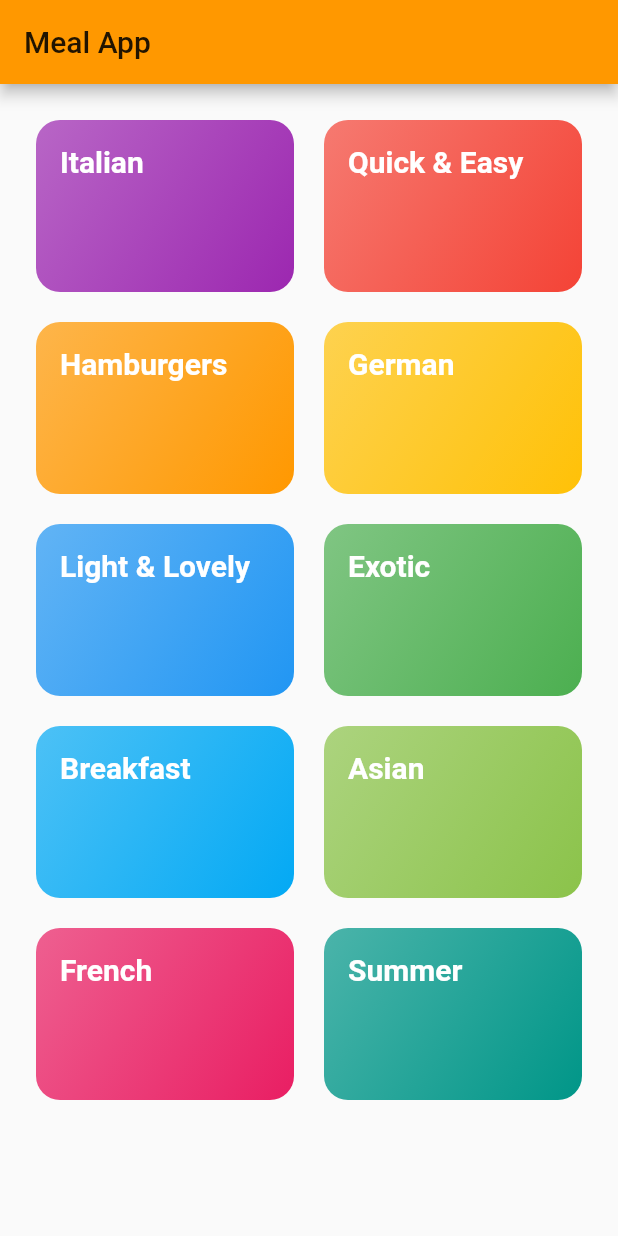
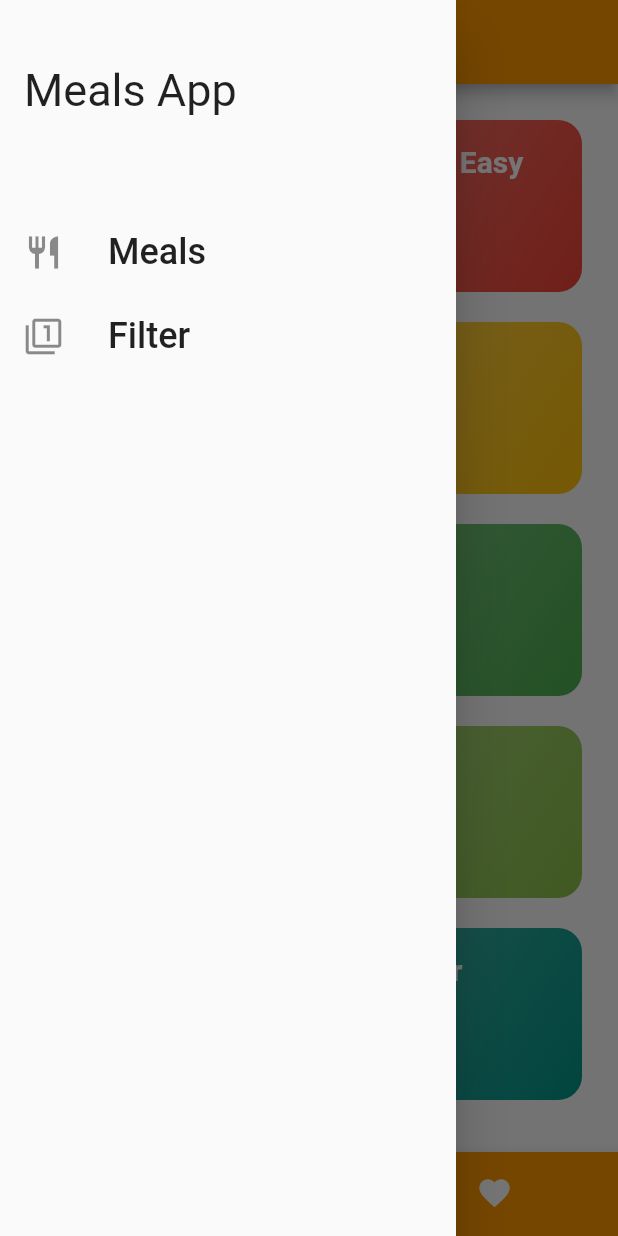
Before and after one commit to yashwp/meals_app, a Flutter app: the screen it shows after launch, with the side drawer open (before the commit the screen has no drawer), on a phone screen of 412 x 824 dp. Run offline on Flutter 3.47's test engine with Material 2 defaults, Android fonts, the phone set to English and light mode, and no system bars.

Commit message:
feat: Drawer completed with navigation

```diff
--- a/lib/main.dart
+++ b/lib/main.dart
@@ -1,6 +1,9 @@
 import 'package:flutter/material.dart';
 
-import './screens/categories_screen.dart';
+
+import './screens/filters_screen.dart';
+import './screens/meal_detail_screen.dart';
+import './screens/tabs_screen.dart';
 import './screens/category_meals_screen.dart';
 
 void main() => runApp(MyApp());
@@ -14,10 +17,12 @@ class MyApp extends StatelessWidget {
       theme: ThemeData(
         primarySwatch: Colors.orange,
       ),
-      home: CategoriesScreen(),
+      home: TabsScreen(),
       routes: {
-        '/category-meals': (ctx) => CategoryMealsScreen()
-      },
+        '/category-meals': (ctx) => CategoryMealsScreen(),
+        '/meal-detail': (ctx) => MealDetailScreen(),
+        '/filters': (ctx) => FiltersScreen()
+      }
     );
   }
 }
--- a/lib/screens/categories_screen.dart
+++ b/lib/screens/categories_screen.dart
@@ -6,9 +6,7 @@ import '../widgets/category_item.dart';
 class CategoriesScreen extends StatelessWidget {
   @override
   Widget build(BuildContext context) {
-    return Scaffold(
-      appBar: AppBar(title: const Text('Meal App')),
-      body: GridView(
+    return GridView(
       padding: const EdgeInsets.all(24),
       children: DUMMY_CATEGORIES
           .map((cat) => CategoryItem(
@@ -23,7 +21,6 @@ class CategoriesScreen extends StatelessWidget {
         crossAxisSpacing: 20,
         mainAxisSpacing: 20,
       ),
-      ),
     );
   }
 }
--- /dev/null
+++ b/lib/screens/tabs_screen.dart
@@ -0,0 +1,65 @@
+import 'package:flutter/material.dart';
+
+import 'package:meals_app/screens/categories_screen.dart';
+import 'package:meals_app/screens/favorites_screen.dart';
+import 'package:meals_app/widgets/main_drawer.dart';
+
+class TabsScreen extends StatefulWidget {
+  @override
+  _TabsScreenState createState() => _TabsScreenState();
+}
+
+class _TabsScreenState extends State<TabsScreen> {
+  final List<Map<String, Object>> _pages = [
+    {
+      'title': 'Categories',
+      'page': CategoriesScreen()
+    },
+    {
+      'title': 'Your Favorites',
+      'page': FavoritesScreen()
+    },
+  ];
+  int _selectedPageIndex = 0;
+
+  void _selectPage(int index) {
+    setState(() {
+      _selectedPageIndex = index;
+    });
+  }
+
+  @override
+  Widget build(BuildContext context) {
+    return DefaultTabController(
+      length: 2,
+      child: Scaffold(
+        appBar: AppBar(
+          title: Text( _pages[_selectedPageIndex]['title']),
+        ),
+        drawer: MainDrawer(),
+        body: _pages[_selectedPageIndex]['page'],
+        bottomNavigationBar: BottomNavigationBar(
+          onTap: _selectPage,
+          backgroundColor: Theme.of(context).primaryColor,
+          unselectedItemColor: Colors.white,
+          selectedItemColor: Colors.indigo,
+          currentIndex: _selectedPageIndex,
+          type: BottomNavigationBarType.shifting,
+
+          items: [
+            BottomNavigationBarItem(
+              backgroundColor: Theme.of(context).primaryColor,
+              icon: Icon(Icons.category),
+              title: Text('Categories')
+            ),
+            BottomNavigationBarItem(
+              backgroundColor: Theme.of(context).primaryColor,
+              icon: Icon(Icons.favorite),
+              title: Text('Favorites')
+            ),
+          ],
+        ),
+      ),
+    );
+  }
+}
--- /dev/null
+++ b/lib/widgets/main_drawer.dart
@@ -0,0 +1,54 @@
+import 'package:flutter/material.dart';
+
+class MainDrawer extends StatelessWidget {
+  Widget buildListTile(String title, IconData icon, Function handler) {
+    return ListTile(
+      leading: Icon(
+        icon,
+        size: 26,
+      ),
+      title: Text(
+        title,
+        style: TextStyle(fontSize: 24),
+      ),
+      onTap: handler,
+    );
+  }
+
+  @override
+  Widget build(BuildContext context) {
+    return Drawer(
+      child: Column(
+        children: <Widget>[
+          Container(
+            height: 120,
+            width: double.infinity,
+            padding: EdgeInsets.all(16),
+            alignment: Alignment.centerLeft,
+            child: Text(
+              'Meals App',
+              style: TextStyle(
+                fontSize: 30,
+              ),
+            ),
+          ),
+          SizedBox(height: 20),
+          buildListTile(
+            'Meals',
+            Icons.restaurant,
+            () {
+              Navigator.of(context).pushReplacementNamed('/');
+            }
+          ),
+          buildListTile(
+            'Filter',
+            Icons.filter_1,
+            () {
+              Navigator.of(context).pushReplacementNamed('/filters');
+            }
+          ),
+        ],
+      ),
+    );
+  }
+}
```
Also changed, not shown: lib/screens/category_meals_screen.dart (+10 -2 lines), lib/screens/favorites_screen.dart (added, +8 -0 lines), lib/screens/filters_screen.dart (added, +15 -0 lines), lib/screens/meal_detail_screen.dart (added, +77 -0 lines), lib/widgets/meal_item.dart (+152 -0 lines). Lines whose indentation alone changed are shown as unchanged.
